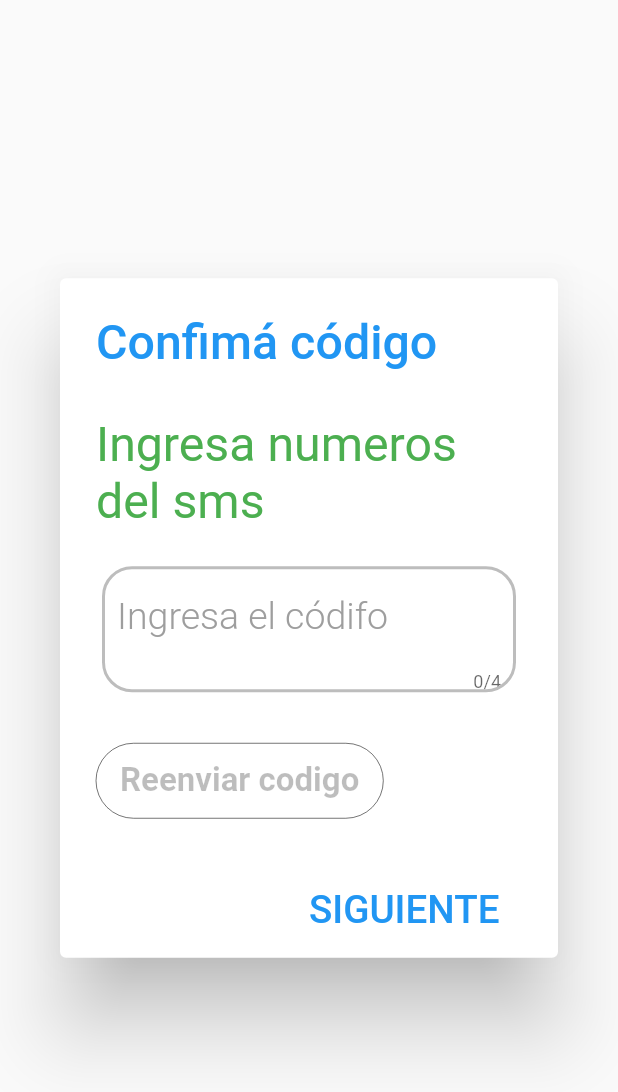
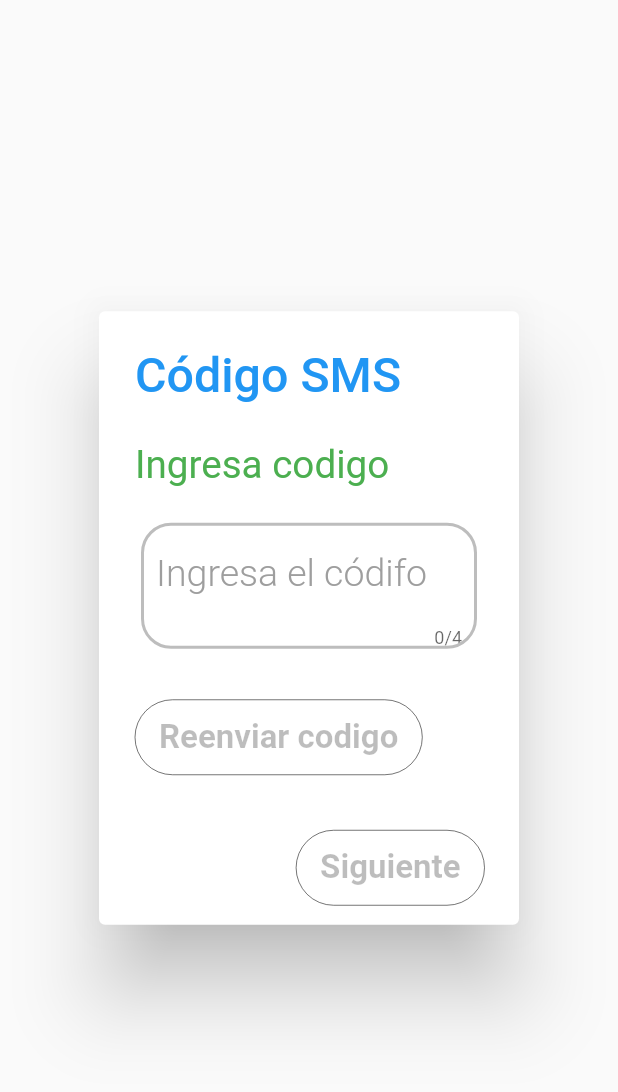
Before and after one commit to curupayti/curupas, a Flutter app: the SMSDialog widget shown alone on an empty page, opened directly, on a phone screen of 412 x 824 dp. Shown: the top 1092 px of the screen. Run offline on Flutter 3.47's test engine with Material 2 defaults, Android fonts, the phone set to English and light mode, and no system bars; our stand-ins replace cloud_firestore, cloud_functions, diacritic, fancy_bottom_navigation, file_picker, firebase_analytics and 10 more; missing offline and left inert: flutter_facebook_login, flutter_page_indicator, keyboard_visibility, notifier, youtube_api; accounts and stored records are empty; Roboto replaces fonts that are missing (OpenSans); statements that could not run were skipped.

Commit message:
SMS Validation implemented, TODO remove next.

```diff
--- a/curupas/lib/business/auth.dart
+++ b/curupas/lib/business/auth.dart
@@ -6,6 +6,7 @@ import 'package:cloud_firestore/cloud_firestore.dart';
 import 'package:onboarding_flow/models/description.dart';
 import 'package:onboarding_flow/models/feeds.dart';
 import 'package:onboarding_flow/models/group.dart';
+import 'package:onboarding_flow/models/sms.dart';
 import 'package:onboarding_flow/models/user.dart';
 import 'package:flutter/services.dart';
 import 'package:onboarding_flow/globals.dart' as _globals;
@@ -35,7 +36,7 @@ class Auth {
   static Future<ResutlLogin> signIn(String email, String password) async {
     AuthResult authResult;
     String errorEsp;
-       try {
+    try {
       authResult = await _auth.signInWithEmailAndPassword(
         email: email,
         password: password,
@@ -153,7 +154,7 @@ class Auth {
 
   static Future<User> updateUser(
       String userId, Map<String, dynamic> data) async {
-    Firestore.instance.document("users/${userId}").setData(data);
+    Firestore.instance.collection("users").document("${userId}").setData(data);
     await _globals.getUserData(userId).then((user) {
       return user;
     });
@@ -224,14 +225,20 @@ class Auth {
     });
   }
 
-  static Future<int> getUserDataForSMS(String userID) async {
-      DocumentReference document = await Firestore.instance.collection("users").document("${userID}");
-      return await document.get().then((snapshot) async {
-        if (snapshot.exists) {
-          int smsCode = snapshot.data["smsCode"];
-          return smsCode;
-        }
-      });
+  static Future<SMS> getUserDataForSMS(String userID) async {
+    DocumentReference document =
+        await Firestore.instance.collection("users").document("${userID}");
+    return await document.get().then((snapshot) async {
+      if (snapshot.exists) {
+        SMS sms = new SMS();
+        sms.smsCode = snapshot.data["smsCode"];
+        sms.smsId = snapshot.data["smsId"];
+        sms.smsChecked = snapshot.data["smsChecked"];
+        sms.phone = snapshot.data["phone"];
+        sms.userId = snapshot.data["userId"];
+        return sms;
+      }
+    });
   }
 
   static Future<DocumentReference> getUserDocumentReference(
--- /dev/null
+++ b/curupas/lib/models/sms.dart
@@ -0,0 +1,17 @@
+class SMS {
+  int smsCode;
+  int smsId;
+  bool smsChecked;
+  String phone;
+  String message;
+  String userId;
+
+  SMS({
+    this.smsCode,
+    this.smsId,
+    this.smsChecked,
+    this.phone,
+    this.message,
+    this.userId,
+  });
+}
--- a/curupas/lib/ui/screens/sign_in_screen.dart
+++ b/curupas/lib/ui/screens/sign_in_screen.dart
@@ -192,9 +192,7 @@ class _SignInScreenState extends State<SignInScreen> {
                           //_facebookLogin(context: context);
                           showDialog(
                             context: context,
-                            builder: (BuildContext context) =>
-                                //_buildSendSMSDialog(context),
-                                new SMSDialog(),
+                            builder: (BuildContext context) => new SMSDialog(),
                           );
                         },
                         splashColor: Colors.black12,
--- a/curupas/lib/ui/screens/widgets/alert_sms_dialog.dart
+++ b/curupas/lib/ui/screens/widgets/alert_sms_dialog.dart
@@ -1,67 +1,93 @@
+import 'dart:io';
+
 import 'package:flutter/cupertino.dart';
 import 'package:flutter/material.dart';
 import 'package:flutter_screenutil/flutter_screenutil.dart';
 import 'package:onboarding_flow/business/auth.dart';
 import 'package:onboarding_flow/business/validator.dart';
+import 'package:onboarding_flow/models/sms.dart';
 import 'package:onboarding_flow/ui/screens/widgets/text_field.dart';
 import 'package:shared_preferences/shared_preferences.dart';
 import 'package:keyboard_visibility/keyboard_visibility.dart';
+import 'package:onboarding_flow/globals.dart' as _globals;
 
 import 'flat_button.dart';
 
 class SMSDialog extends StatefulWidget {
+  final String userId;
+
+  const SMSDialog({Key key, this.userId}) : super(key: key);
+
   @override
   _SMSDialogState createState() => _SMSDialogState();
 }
 
 class _SMSDialogState extends State<SMSDialog> {
   final TextEditingController _smsGroup = new TextEditingController();
-  CustomTextField _smsGroupField;
+  CustomTextField _smsTextField;
   FocusNode phoneNumberFocusNodeGroup = new FocusNode();
   CustomFlatButton _resendSMSButton;
 
   TextSpan _messageText;
+  String _messageInit = "Ingresa codigo";
   String _messageToShow;
   TextStyle _messageStyle;
-  //bool _messageVisibility = true;
-  //bool _descriptionVisibility = true;
+  bool validated = false;
+  bool _resendVisibility = true;
 
   bool _isNewGroupVisible = true;
+  bool _nextVisible = true;
   SharedPreferences prefs;
 
-  int smsCode;
+  SMS sms;
+
+  CustomFlatButton _nextButton;
+
+  int countFails = 0;
 
   @override
   void initState() {
     super.initState();
 
-    Auth.getUserDataForSMS("Pf64W2FdPmOONv5dIefw9lmFmVY2").then((code) {
-      smsCode = code;
+    Auth.getUserDataForSMS(widget.userId).then((smsUser) {
+      sms = smsUser;
     });
+
+    /*Auth.getUserDataForSMS("Pf64W2FdPmOONv5dIefw9lmFmVY2").then((smsUser) {
+      sms = smsUser;
+    });*/
 
     KeyboardVisibilityNotification().addNewListener(
       onChange: (bool visible) {
         setState(() {
           if (visible) {
-            //_messageVisibility = false;
-            //_descriptionVisibility = true;
+            _resendVisibility = false;
+            _nextVisible = false;
           } else {
-            //_messageVisibility = true;
-            //_descriptionVisibility = false;
+            Duration d = new Duration();
+            sleep(new Duration(seconds: 2));
+            if (validated) {
+              _nextVisible = true;
+            } else {
+              _messageToShow = _messageInit;
+              _resendVisibility = true;
+            }
+            _messageStyle = TextStyle(
+                color: Colors.green, fontSize: ScreenUtil().setSp(50.0));
+            initMessage();
+            _smsGroup.clear();
           }
         });
       },
     );
 
+    _messageToShow = _messageInit;
+
     _messageStyle =
-        TextStyle(color: Colors.green, fontSize: ScreenUtil().setSp(50.0));
+        TextStyle(color: Colors.green, fontSize: ScreenUtil().setSp(40.0));
+    initMessage();
 
-    _messageText = new TextSpan(
-      text: "Ingresa numeros del sms",
-      style: _messageStyle,
-    );
-
-    _smsGroupField = new CustomTextField(
+    _smsTextField = new CustomTextField(
       baseColor: Colors.grey,
       borderColor: Colors.grey[400],
       errorColor: Colors.red,
@@ -77,28 +103,90 @@ class _SMSDialogState extends State<SMSDialog> {
       inputType: TextInputType.number,
       validator: Validator.validateShortNumber,
       focusNode: phoneNumberFocusNodeGroup,
-      onChanged: (int code) {
-        if (code.toString().length != null) {
+      onChanged: (String text) {
+        if ((text.length != null) && text.length > 3) {
+          var code = int.parse(text);
           setState(() {
-            //_messageVisibility = true;
-            if (code == smsCode) {
-              _messageToShow = "Validación correcta";
+            if (code == sms.smsCode) {
+              _messageToShow = "Correcto";
               _messageStyle = TextStyle(
                   color: Colors.green, fontSize: ScreenUtil().setSp(50.0));
+              initMessage();
+              validated = true;
+              _resendButtonEnabled(false);
+              _setNextButtonEnabled(true);
+              FocusScope.of(context).requestFocus(FocusNode());
             } else {
-              _messageToShow = "Validación incorrecta";
+              _messageToShow = "Incorrecto";
               _messageStyle = TextStyle(
                   color: Colors.red, fontSize: ScreenUtil().setSp(50.0));
+              initMessage();
+              validated = false;
+              if (countFails == 2) {
+                _resendButtonEnabled(true);
+                _smsGroup.text = sms.phone;
+              }
+              _setNextButtonEnabled(false);
+              _smsGroup.clear();
+              countFails++;
+              FocusScope.of(context).requestFocus(FocusNode());
             }
           });
+        } else {
+          _messageToShow = _messageInit;
+          _messageStyle = TextStyle(
+              color: Colors.green, fontSize: ScreenUtil().setSp(50.0));
+          initMessage();
         }
       },
     );
 
-    _setButtonEnabled(false);
+    _resendButtonEnabled(false);
+    _setNextButtonEnabled(false);
+
+    getPrefs();
   }
 
-  void _setButtonEnabled(bool enabled) {
+  void getPrefs() async {
+    prefs = await SharedPreferences.getInstance();
+  }
+
+  void _setNextButtonEnabled(bool enabled) {
+    Color color, borderColor, textColor;
+    if (enabled) {
+      color = Color.fromRGBO(59, 89, 152, 1.0);
+      borderColor = Color.fromRGBO(59, 89, 152, 1.0);
+      textColor = Colors.white;
+    } else {
+      color = Colors.black26;
+      borderColor = Colors.black54;
+      textColor = Colors.black26;
+    }
+    _nextButton = CustomFlatButton(
+      title: "Siguiente",
+      enabled: enabled,
+      fontSize: 22,
+      fontWeight: FontWeight.w700,
+      textColor: textColor,
+      onPressed: () {
+        prefs.setBool('smsvalidated', true);
+        Navigator.of(context).pushNamed("/group");
+      },
+      splashColor: Colors.black12,
+      borderColor: borderColor,
+      borderWidth: 0,
+      color: color,
+    );
+  }
+
+  void initMessage() {
+    _messageText = new TextSpan(
+      text: _messageToShow,
+      style: _messageStyle,
+    );
+  }
+
+  void _resendButtonEnabled(bool enabled) {
     Color color, borderColor, textColor;
     if (enabled) {
       color = Color.fromRGBO(59, 89, 152, 1.0);
@@ -116,7 +204,7 @@ class _SMSDialogState extends State<SMSDialog> {
       fontWeight: FontWeight.w700,
       textColor: textColor,
       onPressed: () {
-        _saveGroup(context);
+        _reSendSMS();
       },
       splashColor: Colors.black12,
       borderColor: borderColor,
@@ -134,7 +222,7 @@ class _SMSDialogState extends State<SMSDialog> {
   @override
   Widget build(BuildContext context) {
     return new AlertDialog(
-      title: Text('Confimá código',
+      title: Text('Código SMS',
           style: TextStyle(
               color: Colors.blue, fontSize: ScreenUtil().setSp(50.0))),
       content: new Column(
@@ -142,57 +230,41 @@ class _SMSDialogState extends State<SMSDialog> {
         crossAxisAlignment: CrossAxisAlignment.start,
         children: <Widget>[
           Padding(
-            padding: const EdgeInsets.only(top: 10.0),
+            padding: const EdgeInsets.only(top: 5.0),
             child: new RichText(
               text: _messageText,
             ),
           ),
           Padding(
             padding: EdgeInsets.only(top: 20.0),
-            child: _smsGroupField,
+            child: _smsTextField,
           ),
           Padding(
             padding: EdgeInsets.only(top: 30.0),
-            child: _resendSMSButton,
+            child: Visibility(
+              visible: _resendVisibility,
+              child: _resendSMSButton,
+            ),
           ),
         ],
       ),
       actions: <Widget>[
         Padding(
-          padding: const EdgeInsets.only(top: 5.0, right: 15.0, left: 15.0),
-          child: new FlatButton(
-            onPressed: () {
-              Navigator.of(context).pushNamed("/group");
-            },
-            textColor: Colors.white,
-            child: Text(
-              'SIGUIENTE',
-              style: TextStyle(
-                  color: Colors.blue, fontSize: ScreenUtil().setSp(40.0)),
-            ),
+          padding: const EdgeInsets.only(
+              top: 5.0, right: 15.0, left: 15.0, bottom: 5.0),
+          child: Visibility(
+            visible: _nextVisible,
+            child: _nextButton,
           ),
         ),
       ],
     );
   }
 
-  /*Widget _buildDescriptionText() {
-    return Visibility(
-      visible: _descriptionVisibility,
-      child: Column(children: [
-        Padding(
-          padding: const EdgeInsets.only(top: 10.0),
-          child: new RichText(
-            text: new TextSpan(
-              text: 'Ingresa el codigo del SMS.\n\n',
-              style: TextStyle(
-                  color: Colors.black87, fontSize: ScreenUtil().setSp(50.0)),
-            ),
-          ),
-        ),
-      ]),
-    );
-  }*/
-
-  void _saveGroup(BuildContext context) async {}
+  void _reSendSMS() async {
+    int code = await _globals.generateRandom();
+    var message = _globals.getCodeMessgae(code);
+    String phone = _smsGroup.text;
+    _globals.sendUserSMSVerification(phone, message, sms.userId, code);
+  }
 }
```
Also changed, not shown: curupas/lib/globals.dart (+4 -6 lines), curupas/lib/ui/screens/group_screen.dart (+1 -23 lines), curupas/lib/ui/screens/sign_up_screen.dart (+2 -10 lines).
